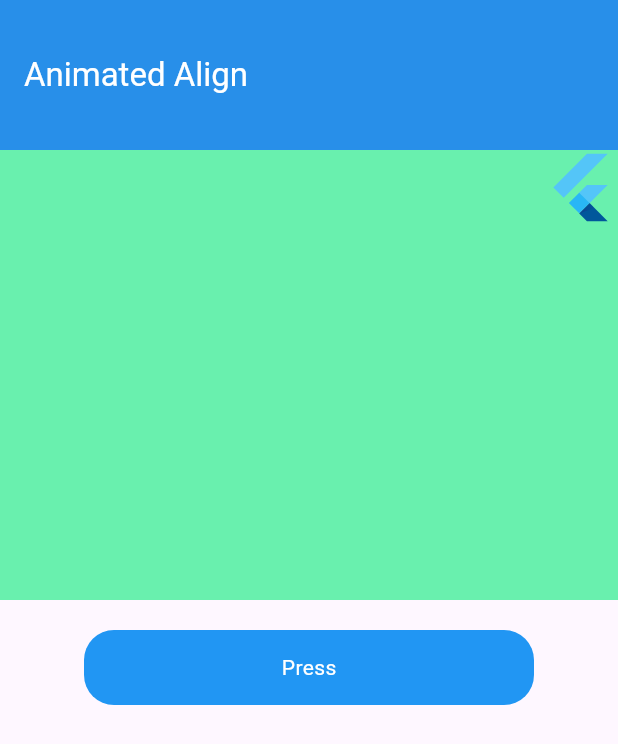
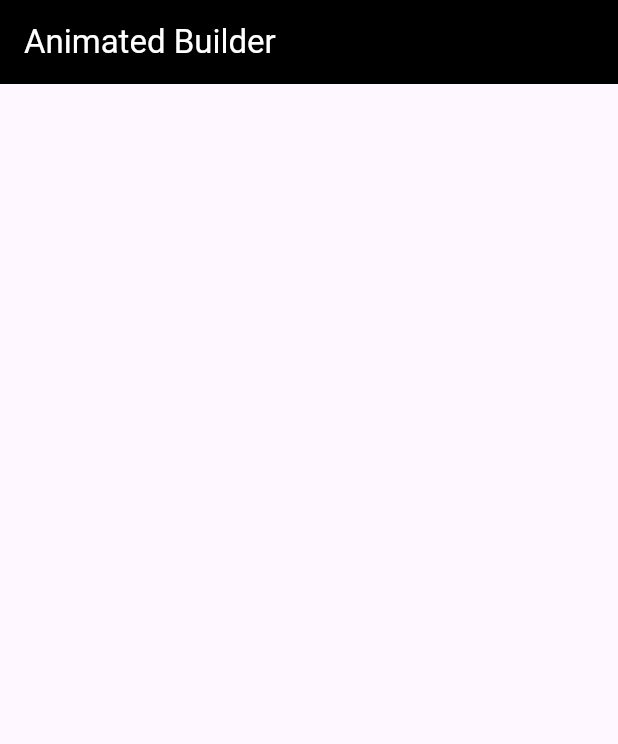
Before and after one commit to Tosin8/animation_playlist, a Flutter app: the screen it shows after launch, on a phone screen of 412 x 824 dp. Shown: the top 744 px of the screen. Run offline on Flutter 3.47's test engine with Material 2 defaults, Android fonts, the phone set to English and light mode, and no system bars; our stand-ins replace avatar_glow, blurrycontainer, shared_preferences, smooth_page_indicator.

Commit message:
Create animated builder

```diff
--- /dev/null
+++ b/lib/hey_flutter/animated_widget/animated_builder.dart
@@ -0,0 +1,23 @@
+import 'package:flutter/material.dart';
+
+class widget2 extends StatefulWidget {
+  const widget2({super.key});
+
+  @override
+  State<widget2> createState() => _widget2State();
+}
+
+class _widget2State extends State<widget2> {
+  @override
+  Widget build(BuildContext context) {
+    return Scaffold(
+      appBar: AppBar(
+          title: Text(
+            'Animated Builder',
+            style: TextStyle(color: Colors.white),
+          ),
+          backgroundColor: Colors.black),
+      body: Text(''),
+    );
+  }
+}
--- a/lib/main.dart
+++ b/lib/main.dart
@@ -1,3 +1,4 @@
+import 'package:animation_playlist/hey_flutter/animated_widget/animated_builder.dart';
 import 'package:animation_playlist/hey_flutter/onboarding/onboarding_home.dart';
 import 'package:animation_playlist/hey_flutter/onboarding/onboarding_screen.dart';
 // ignore: unused_import
@@ -56,7 +57,7 @@ class MyApp extends StatelessWidget {
         useMaterial3: true,
       ),
       debugShowCheckedModeBanner: false,
-      home: widget1(),
+      home: widget2(),
     );
   }
 }
```
